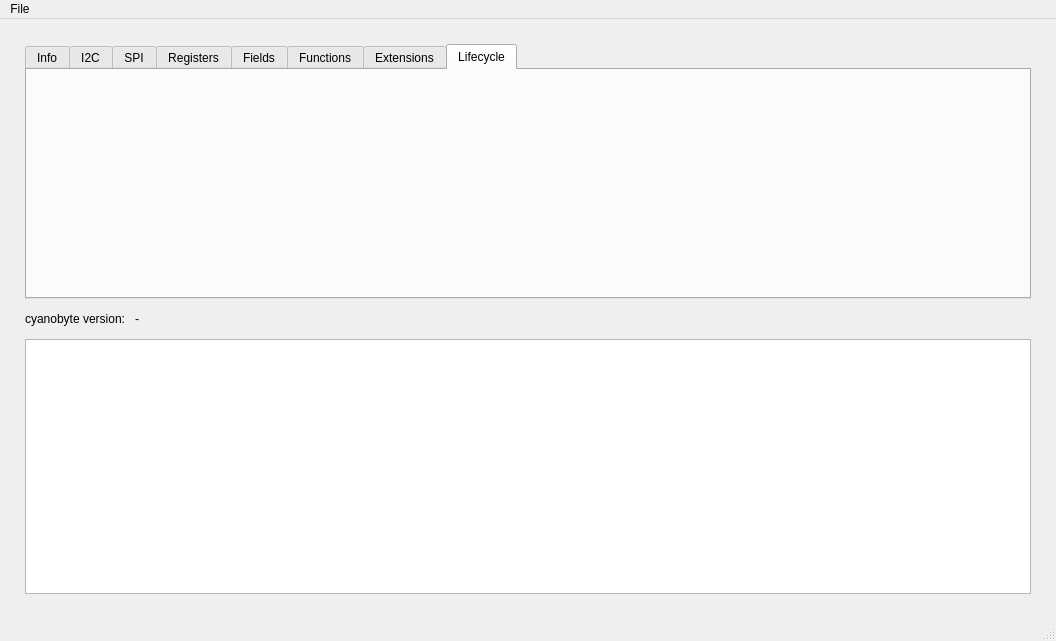
Old version of the form cyanochew/mainWindow.ui in the repository polfeliu/Cyanochew.
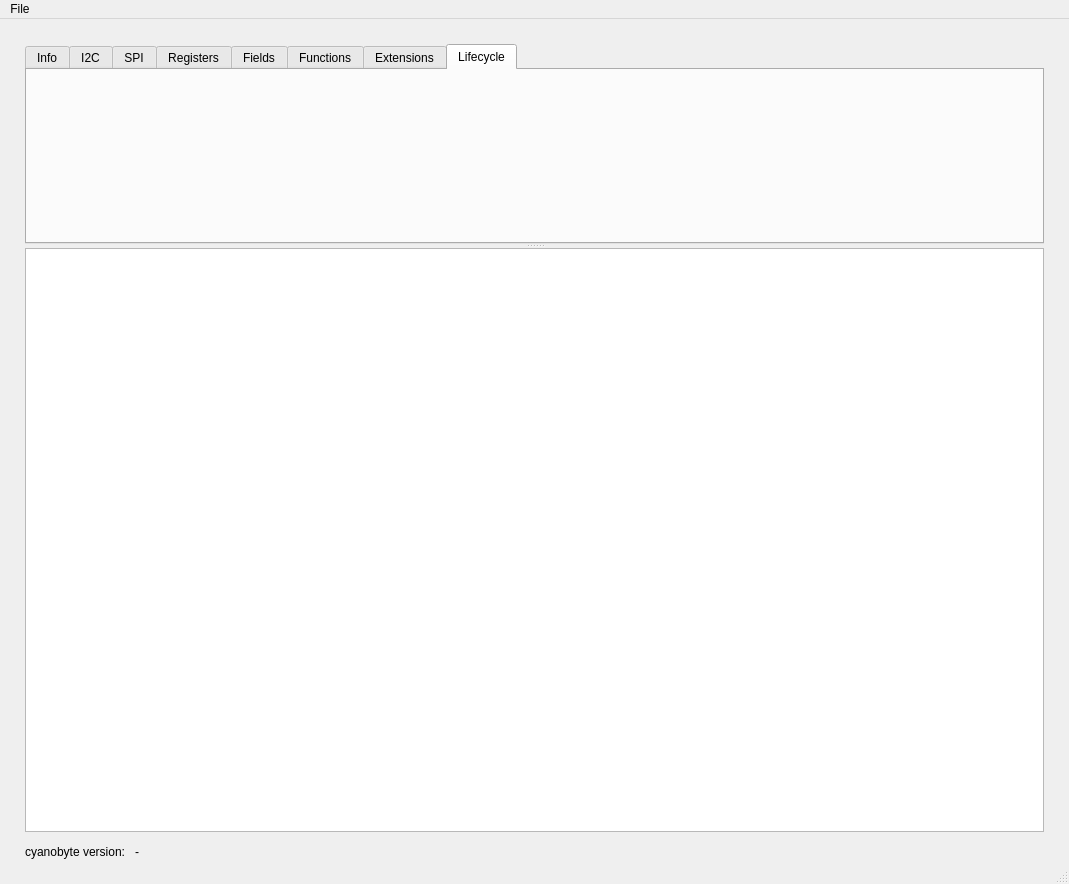
New version of the form.

Commit message: Improved Layout, with a resizable log panel

Diff of the .ui file:
```diff
--- a/cyanochew/mainWindow.ui
+++ b/cyanochew/mainWindow.ui
@@ -6,15 +6,15 @@
    <rect>
     <x>0</x>
     <y>0</y>
-    <width>1056</width>
-    <height>641</height>
+    <width>1069</width>
+    <height>884</height>
    </rect>
   </property>
   <property name="windowTitle">
    <string>MainWindow</string>
   </property>
   <widget class="QWidget" name="centralwidget">
-   <layout class="QVBoxLayout" name="verticalLayout_2">
+   <layout class="QVBoxLayout" name="verticalLayout_2" stretch="1,0">
     <property name="spacing">
      <number>10</number>
     </property>
@@ -28,10 +28,29 @@
      <number>25</number>
     </property>
     <property name="bottomMargin">
-     <number>25</number>
+     <number>0</number>
     </property>
     <item>
+     <widget class="QSplitter" name="splitter">
+      <property name="frameShape">
+       <enum>QFrame::NoFrame</enum>
+      </property>
+      <property name="orientation">
+       <enum>Qt::Vertical</enum>
+      </property>
+      <property name="opaqueResize">
+       <bool>true</bool>
+      </property>
+      <property name="childrenCollapsible">
+       <bool>false</bool>
+      </property>
      <widget class="QTabWidget" name="tabWidget">
+       <property name="minimumSize">
+        <size>
+         <width>0</width>
+         <height>200</height>
+        </size>
+       </property>
       <property name="currentIndex">
        <number>7</number>
       </property>
@@ -76,6 +95,18 @@
        </attribute>
       </widget>
      </widget>
+      <widget class="QPlainTextEdit" name="log">
+       <property name="maximumSize">
+        <size>
+         <width>16777215</width>
+         <height>16777215</height>
+        </size>
+       </property>
+       <property name="readOnly">
+        <bool>true</bool>
+       </property>
+      </widget>
+     </widget>
     </item>
     <item>
      <layout class="QHBoxLayout" name="horizontalLayout">
@@ -108,13 +139,6 @@
       </item>
      </layout>
     </item>
-    <item>
-     <widget class="QPlainTextEdit" name="log">
-      <property name="readOnly">
-       <bool>true</bool>
-      </property>
-     </widget>
-    </item>
    </layout>
   </widget>
   <widget class="QMenuBar" name="menubar">
@@ -122,7 +146,7 @@
     <rect>
      <x>0</x>
      <y>0</y>
-     <width>1056</width>
+     <width>1069</width>
      <height>21</height>
     </rect>
    </property>
```
Lines whose indentation alone changed are shown as unchanged.
